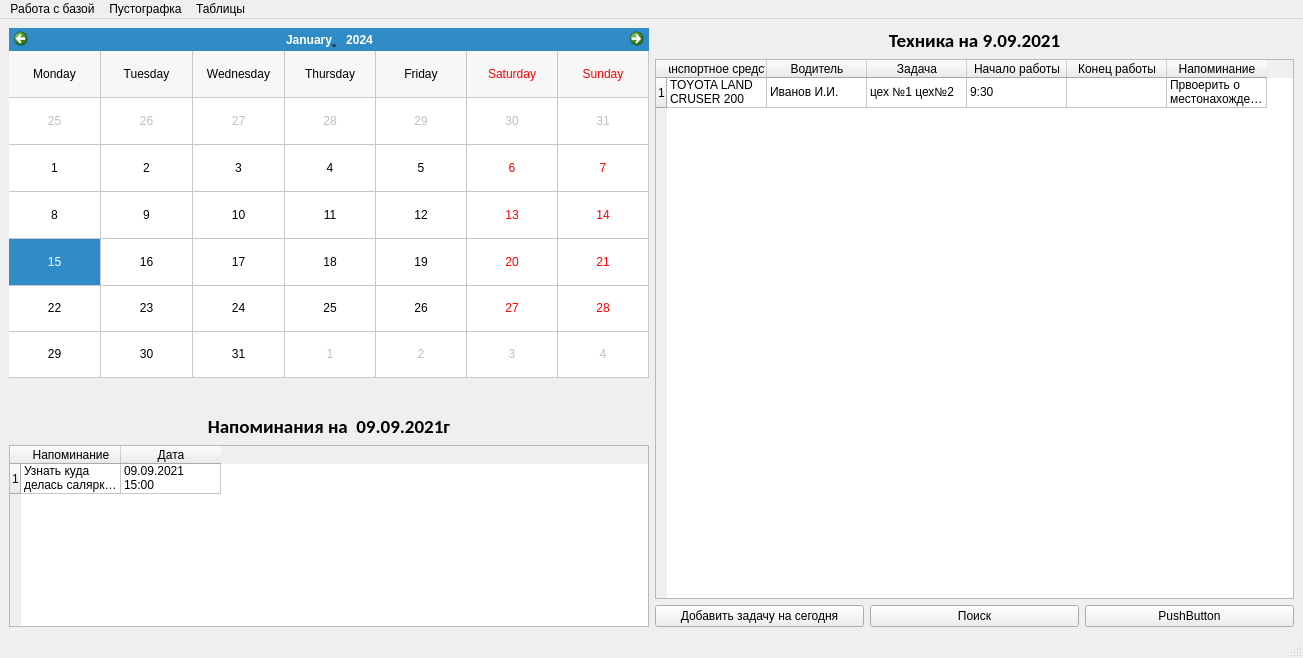
Above: !Dispatcher/MainForm.ui from viktor1856/Disptacher before the change. Below: the same form after it.
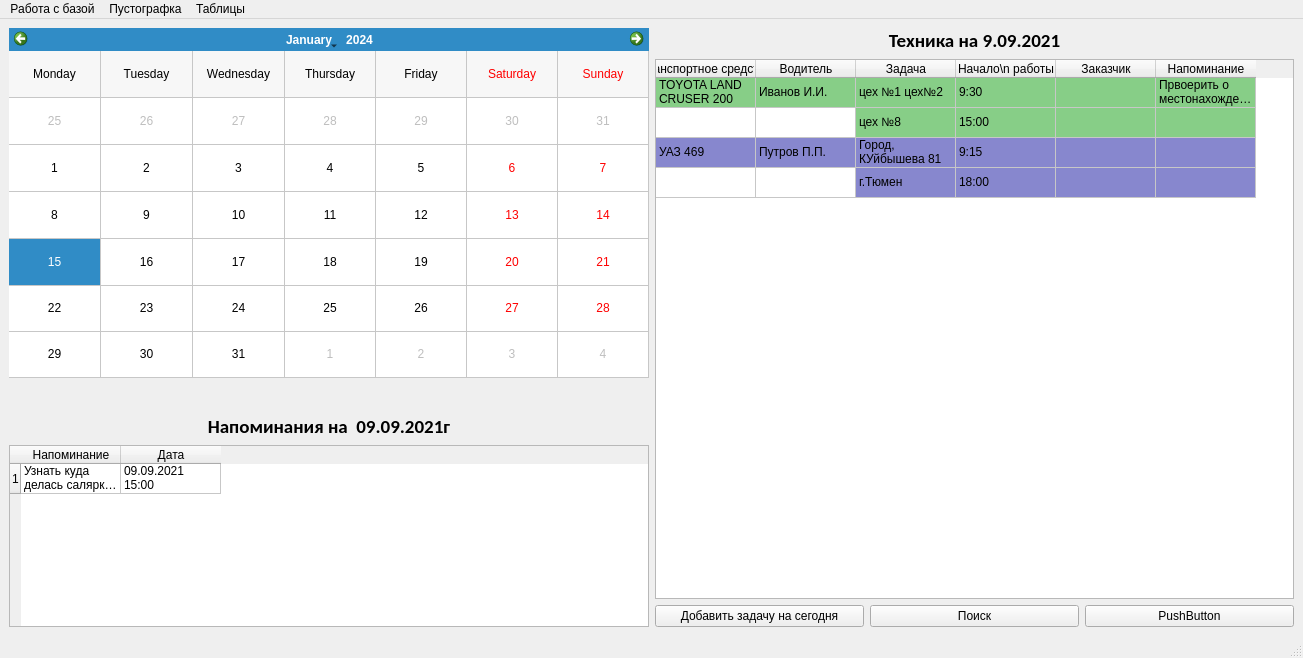
That is the form after the change.

Commit message: Изменена главная форма, отрисована форма заказчика транспорта

```diff
--- a/!Dispatcher/MainForm.ui
+++ b/!Dispatcher/MainForm.ui
@@ -132,6 +132,51 @@
           <verstretch>0</verstretch>
          </sizepolicy>
         </property>
+        <property name="frameShape">
+         <enum>QFrame::StyledPanel</enum>
+        </property>
+        <property name="lineWidth">
+         <number>3</number>
+        </property>
+        <property name="midLineWidth">
+         <number>0</number>
+        </property>
+        <property name="dragEnabled">
+         <bool>false</bool>
+        </property>
+        <property name="alternatingRowColors">
+         <bool>false</bool>
+        </property>
+        <property name="showGrid">
+         <bool>true</bool>
+        </property>
+        <property name="gridStyle">
+         <enum>Qt::SolidLine</enum>
+        </property>
+        <property name="sortingEnabled">
+         <bool>false</bool>
+        </property>
+        <property name="wordWrap">
+         <bool>true</bool>
+        </property>
+        <attribute name="horizontalHeaderVisible">
+         <bool>true</bool>
+        </attribute>
+        <attribute name="horizontalHeaderCascadingSectionResizes">
+         <bool>false</bool>
+        </attribute>
+        <attribute name="horizontalHeaderHighlightSections">
+         <bool>true</bool>
+        </attribute>
+        <attribute name="horizontalHeaderShowSortIndicator" stdset="0">
+         <bool>false</bool>
+        </attribute>
+        <attribute name="verticalHeaderVisible">
+         <bool>false</bool>
+        </attribute>
+        <attribute name="verticalHeaderCascadingSectionResizes">
+         <bool>false</bool>
+        </attribute>
         <attribute name="verticalHeaderStretchLastSection">
          <bool>false</bool>
         </attribute>
@@ -140,6 +185,21 @@
           <string>1</string>
          </property>
         </row>
+        <row>
+         <property name="text">
+          <string>2</string>
+         </property>
+        </row>
+        <row>
+         <property name="text">
+          <string>3</string>
+         </property>
+        </row>
+        <row>
+         <property name="text">
+          <string>4</string>
+         </property>
+        </row>
         <column>
          <property name="text">
           <string>Транспортное средство</string>
@@ -157,12 +217,12 @@
         </column>
         <column>
          <property name="text">
-          <string>Начало работы</string>
+          <string>Начало\n работы</string>
          </property>
         </column>
         <column>
          <property name="text">
-          <string>Конец работы</string>
+          <string>Заказчик</string>
          </property>
         </column>
         <column>
@@ -174,26 +234,301 @@
          <property name="text">
           <string>TOYOTA LAND CRUSER 200</string>
          </property>
+         <property name="background">
+          <brush brushstyle="SolidPattern">
+           <color alpha="120">
+            <red>0</red>
+            <green>150</green>
+            <blue>0</blue>
+           </color>
+          </brush>
+         </property>
         </item>
         <item row="0" column="1">
          <property name="text">
           <string>Иванов И.И.</string>
          </property>
+         <property name="background">
+          <brush brushstyle="SolidPattern">
+           <color alpha="120">
+            <red>0</red>
+            <green>150</green>
+            <blue>0</blue>
+           </color>
+          </brush>
+         </property>
         </item>
         <item row="0" column="2">
          <property name="text">
           <string>цех №1 цех№2</string>
          </property>
+         <property name="background">
+          <brush brushstyle="SolidPattern">
+           <color alpha="120">
+            <red>0</red>
+            <green>150</green>
+            <blue>0</blue>
+           </color>
+          </brush>
+         </property>
+         <property name="foreground">
+          <brush brushstyle="NoBrush">
+           <color alpha="255">
+            <red>0</red>
+            <green>0</green>
+            <blue>0</blue>
+           </color>
+          </brush>
+         </property>
         </item>
         <item row="0" column="3">
          <property name="text">
           <string>9:30</string>
          </property>
+         <property name="background">
+          <brush brushstyle="SolidPattern">
+           <color alpha="120">
+            <red>0</red>
+            <green>150</green>
+            <blue>0</blue>
+           </color>
+          </brush>
+         </property>
+        </item>
+        <item row="0" column="4">
+         <property name="text">
+          <string/>
+         </property>
+         <property name="background">
+          <brush brushstyle="SolidPattern">
+           <color alpha="120">
+            <red>0</red>
+            <green>150</green>
+            <blue>0</blue>
+           </color>
+          </brush>
+         </property>
         </item>
         <item row="0" column="5">
          <property name="text">
           <string>Првоерить о местонахождении в 13:00</string>
          </property>
+         <property name="background">
+          <brush brushstyle="SolidPattern">
+           <color alpha="120">
+            <red>0</red>
+            <green>150</green>
+            <blue>0</blue>
+           </color>
+          </brush>
+         </property>
+        </item>
+        <item row="1" column="0">
+         <property name="text">
+          <string/>
+         </property>
+        </item>
+        <item row="1" column="2">
+         <property name="text">
+          <string>цех №8</string>
+         </property>
+         <property name="font">
+          <font>
+           <underline>false</underline>
+           <strikeout>false</strikeout>
+          </font>
+         </property>
+         <property name="background">
+          <brush brushstyle="SolidPattern">
+           <color alpha="120">
+            <red>0</red>
+            <green>150</green>
+            <blue>0</blue>
+           </color>
+          </brush>
+         </property>
+        </item>
+        <item row="1" column="3">
+         <property name="text">
+          <string>15:00</string>
+         </property>
+         <property name="background">
+          <brush brushstyle="SolidPattern">
+           <color alpha="120">
+            <red>0</red>
+            <green>150</green>
+            <blue>0</blue>
+           </color>
+          </brush>
+         </property>
+        </item>
+        <item row="1" column="4">
+         <property name="text">
+          <string/>
+         </property>
+         <property name="background">
+          <brush brushstyle="SolidPattern">
+           <color alpha="120">
+            <red>0</red>
+            <green>150</green>
+            <blue>0</blue>
+           </color>
+          </brush>
+         </property>
+        </item>
+        <item row="1" column="5">
+         <property name="text">
+          <string/>
+         </property>
+         <property name="background">
+          <brush brushstyle="SolidPattern">
+           <color alpha="120">
+            <red>0</red>
+            <green>150</green>
+            <blue>0</blue>
+           </color>
+          </brush>
+         </property>
+        </item>
+        <item row="2" column="0">
+         <property name="text">
+          <string>УАЗ 469</string>
+         </property>
+         <property name="background">
+          <brush brushstyle="SolidPattern">
+           <color alpha="120">
+            <red>0</red>
+            <green>0</green>
+            <blue>150</blue>
+           </color>
+          </brush>
+         </property>
+        </item>
+        <item row="2" column="1">
+         <property name="text">
+          <string>Путров П.П.</string>
+         </property>
+         <property name="background">
+          <brush brushstyle="SolidPattern">
+           <color alpha="120">
+            <red>0</red>
+            <green>0</green>
+            <blue>150</blue>
+           </color>
+          </brush>
+         </property>
+        </item>
+        <item row="2" column="2">
+         <property name="text">
+          <string>Город, КУйбышева 81</string>
+         </property>
+         <property name="background">
+          <brush brushstyle="SolidPattern">
+           <color alpha="120">
+            <red>0</red>
+            <green>0</green>
+            <blue>150</blue>
+           </color>
+          </brush>
+         </property>
+        </item>
+        <item row="2" column="3">
+         <property name="text">
+          <string>9:15</string>
+         </property>
+         <property name="background">
+          <brush brushstyle="SolidPattern">
+           <color alpha="120">
+            <red>0</red>
+            <green>0</green>
+            <blue>150</blue>
+           </color>
+          </brush>
+         </property>
+        </item>
+        <item row="2" column="4">
+         <property name="text">
+          <string/>
+         </property>
+         <property name="background">
+          <brush brushstyle="SolidPattern">
+           <color alpha="120">
+            <red>0</red>
+            <green>0</green>
+            <blue>150</blue>
+           </color>
+          </brush>
+         </property>
+        </item>
+        <item row="2" column="5">
+         <property name="text">
+          <string/>
+         </property>
+         <property name="background">
+          <brush brushstyle="SolidPattern">
+           <color alpha="120">
+            <red>0</red>
+            <green>0</green>
+            <blue>150</blue>
+           </color>
+          </brush>
+         </property>
+        </item>
+        <item row="3" column="2">
+         <property name="text">
+          <string>г.Тюмен</string>
+         </property>
+         <property name="background">
+          <brush brushstyle="SolidPattern">
+           <color alpha="120">
+            <red>0</red>
+            <green>0</green>
+            <blue>150</blue>
+           </color>
+          </brush>
+         </property>
+        </item>
+        <item row="3" column="3">
+         <property name="text">
+          <string>18:00</string>
+         </property>
+         <property name="background">
+          <brush brushstyle="SolidPattern">
+           <color alpha="120">
+            <red>0</red>
+            <green>0</green>
+            <blue>150</blue>
+           </color>
+          </brush>
+         </property>
+        </item>
+        <item row="3" column="4">
+         <property name="text">
+          <string/>
+         </property>
+         <property name="background">
+          <brush brushstyle="SolidPattern">
+           <color alpha="120">
+            <red>0</red>
+            <green>0</green>
+            <blue>150</blue>
+           </color>
+          </brush>
+         </property>
+        </item>
+        <item row="3" column="5">
+         <property name="text">
+          <string/>
+         </property>
+         <property name="background">
+          <brush brushstyle="SolidPattern">
+           <color alpha="120">
+            <red>0</red>
+            <green>0</green>
+            <blue>150</blue>
+           </color>
+          </brush>
+         </property>
         </item>
        </widget>
       </item>
```
Left out of the diff: 8 changed lines with no effect on the pictures. The commit also changes 1 other file.
